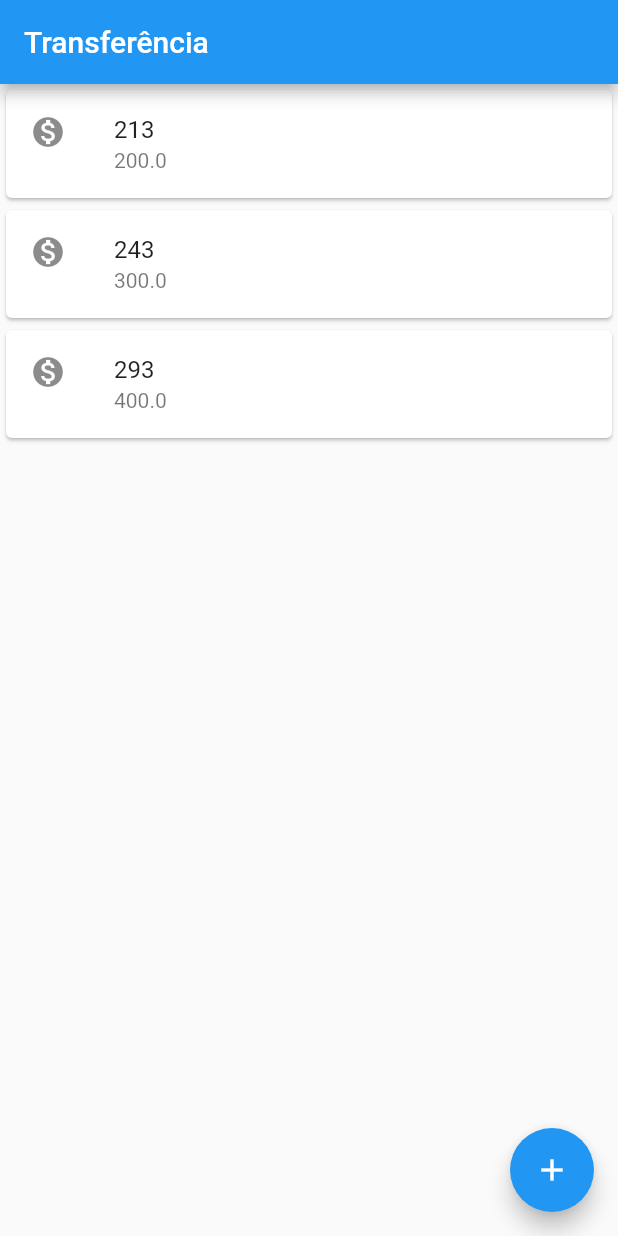
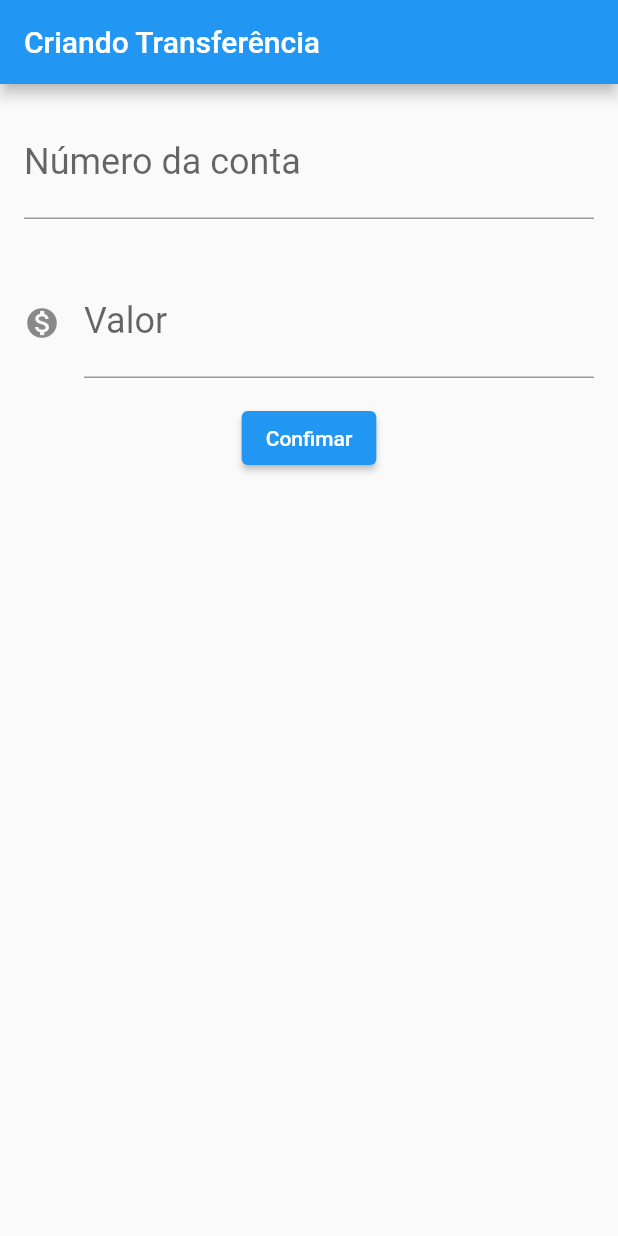
Before and after one commit to lucferreira-27/bytebank-app, a Flutter app: the screen it shows after launch, on a phone screen of 412 x 824 dp. Run offline on Flutter 3.47's test engine with Material 2 defaults, Android fonts, the phone set to English and light mode, and no system bars.

Commit message:
Criando formulário e refatorando o código

```diff
--- a/lib/main.dart
+++ b/lib/main.dart
@@ -1,30 +1,96 @@
 import 'package:flutter/material.dart';
-import 'package:flutter/src/widgets/framework.dart';
 
-void main() => runApp(
-      MaterialApp(
-        home: Scaffold(
-          body: ListaTranferencia(),
-          appBar: AppBar(
-            title: Text("Transferência"),
-          ),
-          floatingActionButton: FloatingActionButton(
-            child: Icon(Icons.add),
-            onPressed: null,
-          ),
-        ),
+void main() => runApp(Bytebank());
+
+class Bytebank extends StatelessWidget {
+  @override
+  Widget build(BuildContext context) {
+    return MaterialApp(
+      home: Scaffold(
+        body: FormularioTransferencia(),
       ),
     );
+  }
+}
+
+class FormularioTransferencia extends StatelessWidget {
+  final TextEditingController _controllerCampoNumeroConta =
+      TextEditingController();
+  final TextEditingController _controllerCampoValor = TextEditingController();
+
+  @override
+  Widget build(BuildContext context) {
+    return Scaffold(
+      appBar: AppBar(title: Text("Criando Transferência")),
+      body: Column(
+        children: [
+          Padding(
+            padding: const EdgeInsets.all(16.0),
+            child: TextField(
+              controller: _controllerCampoNumeroConta,
+              style: TextStyle(
+                fontSize: 24.0,
+              ),
+              decoration: InputDecoration(
+                labelText: 'Número da conta',
+                hintText: '0000',
+              ),
+              keyboardType: TextInputType.number,
+            ),
+          ),
+          Padding(
+            padding: const EdgeInsets.symmetric(horizontal: 16, vertical: 16),
+            child: TextField(
+              controller: _controllerCampoValor,
+              style: TextStyle(
+                fontSize: 24.0,
+              ),
+              decoration: InputDecoration(
+                icon: Icon(Icons.monetization_on),
+                labelText: 'Valor',
+                hintText: '0.00',
+              ),
+              keyboardType: TextInputType.number,
+            ),
+          ),
+          ElevatedButton(
+            child: Text("Confimar"),
+            onPressed: () {
+              final int numeroConta = int.tryParse(_controllerCampoNumeroConta.text);
+              final double valor = double.tryParse(_controllerCampoValor.text);
+              if(numeroConta != null && valor != null){
+               final transferencia =  Transferencia(valor, numeroConta);
+               debugPrint('$transferencia');
+               }
+              else{
+                debugPrint("valores nulls!");
+              }
+            },
+          )
+        ],
+      ),
+    );
+  }
+}
 
 class ListaTranferencia extends StatelessWidget {
   @override
   Widget build(BuildContext context) {
-    return Column(
-      children: [
-        ItemTransferencia(Transferencia(200, 213)),
-        ItemTransferencia(Transferencia(300, 243)),
-        ItemTransferencia(Transferencia(400, 293))
-      ],
+    return Scaffold(
+      appBar: AppBar(
+        title: Text("Transferência"),
+      ),
+      body: Column(
+        children: [
+          ItemTransferencia(Transferencia(200, 213)),
+          ItemTransferencia(Transferencia(300, 243)),
+          ItemTransferencia(Transferencia(400, 293))
+        ],
+      ),
+      floatingActionButton: FloatingActionButton(
+        child: Icon(Icons.add),
+        onPressed: null,
+      ),
     );
   }
 }
@@ -51,4 +117,9 @@ class Transferencia {
   final int contaNumro;
 
   Transferencia(this.valor, this.contaNumro);
+
+  @override
+  String toString() {
+    return 'Transferencia{valor = $valor, contaNumero = $contaNumro}';
+  }
 }
```
